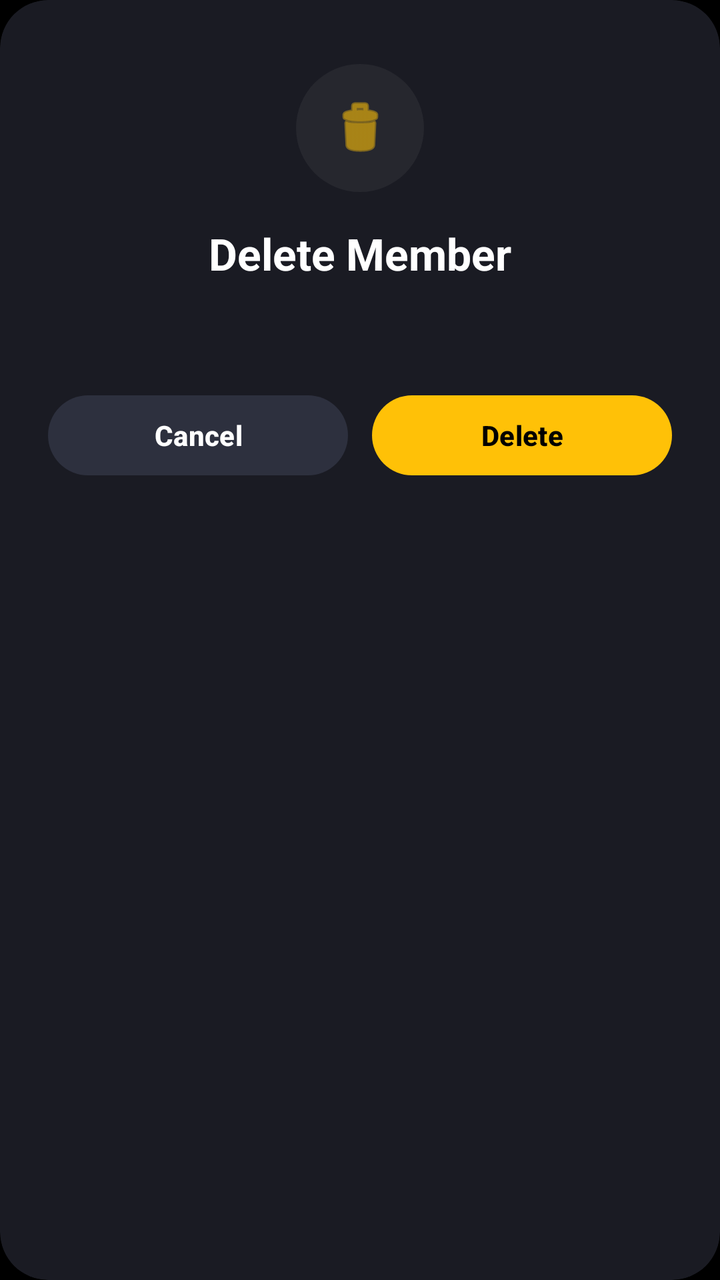
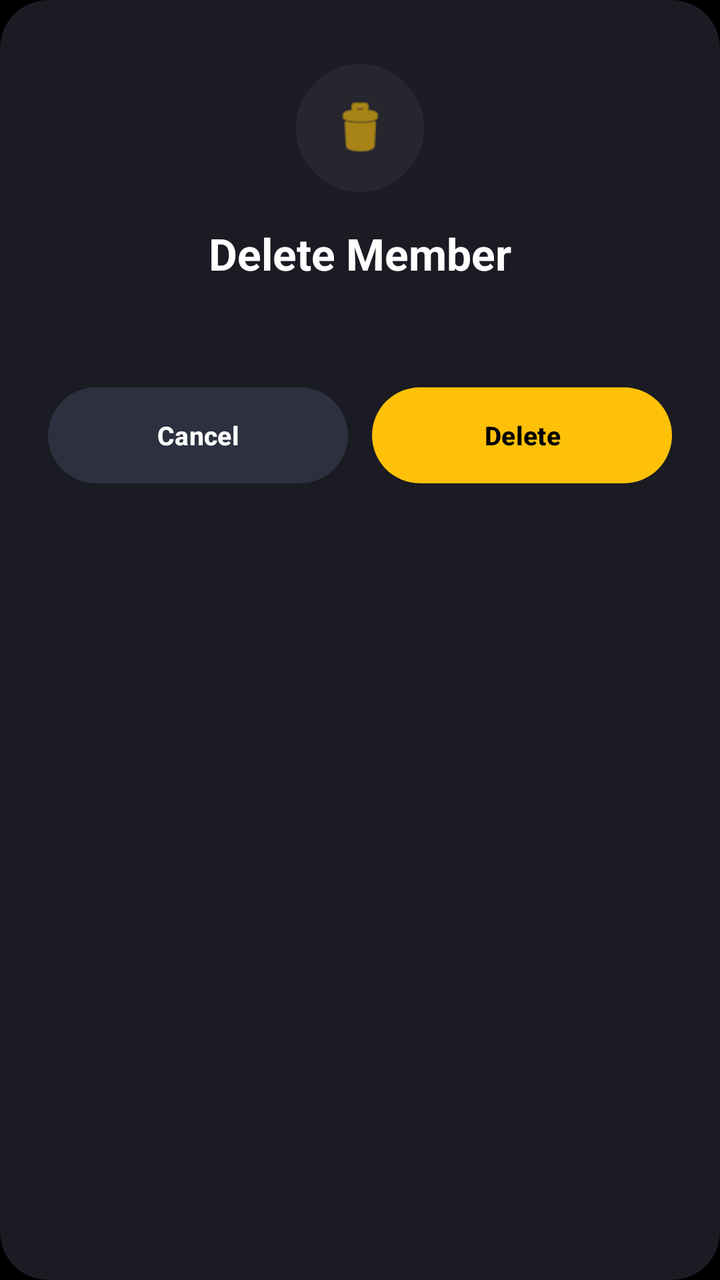

Screens rendered from an Android XML layout before and after an edit, with the pre-edit source and the edit as a unified diff.
<!-- AndroidManifest.xml: application theme Theme.Moviebookingapp -->
<!-- res/layout/dialog_confirm_toggle_member.xml -->
<?xml version="1.0" encoding="utf-8"?>
<com.google.android.material.card.MaterialCardView xmlns:android="http://schemas.android.com/apk/res/android"
    xmlns:app="http://schemas.android.com/apk/res-auto"
    android:layout_width="320dp"
    android:layout_height="wrap_content"
    android:layout_gravity="center"
    app:cardBackgroundColor="@color/auto_color_1A1B23"
    app:cardCornerRadius="24dp"
    app:cardElevation="8dp"
    app:strokeWidth="0dp">

    <LinearLayout
        android:layout_width="match_parent"
        android:layout_height="wrap_content"
        android:gravity="center_horizontal"
        android:orientation="vertical"
        android:padding="24dp">

        
        <FrameLayout
            android:layout_width="64dp"
            android:layout_height="64dp"
            android:layout_marginTop="8dp"
            android:layout_marginBottom="16dp"
            android:background="@drawable/bg_circle_icon"
            android:padding="16dp">

            <ImageView
                android:id="@+id/ivConfirmIcon"
                android:layout_width="match_parent"
                android:layout_height="match_parent"
                android:src="@android:drawable/ic_menu_delete"
                android:contentDescription="@string/admin_toggle_status_desc"
                app:tint="@color/yellow" />
        </FrameLayout>

        
        <TextView
            android:id="@+id/tvConfirmTitle"
            android:layout_width="wrap_content"
            android:layout_height="wrap_content"
            android:text="@string/admin_delete_member"
            android:textColor="@color/white"
            android:textSize="22sp"
            android:textStyle="bold"
            android:layout_marginBottom="8dp" />

        
        <TextView
            android:id="@+id/tvConfirmMessage"
            android:layout_width="match_parent"
            android:layout_height="wrap_content"
            android:gravity="center"
            android:textColor="@color/auto_color_BDBDBD"
            android:textSize="15sp"
            android:layout_marginBottom="24dp"
            android:lineSpacingMultiplier="1.2" />

        
        <LinearLayout
            android:layout_width="match_parent"
            android:layout_height="wrap_content"
            android:orientation="horizontal"
            android:weightSum="2">

            
            <com.google.android.material.button.MaterialButton
                android:id="@+id/btnCancelToggle"
                android:layout_width="0dp"
                android:layout_height="48dp"
                android:layout_weight="1"
                android:layout_marginEnd="6dp"
                android:text="@string/admin_cancel"
                android:textColor="@color/white"
                android:textSize="14sp"
                android:textStyle="bold"
                app:backgroundTint="@color/auto_color_2D303E"
                app:cornerRadius="24dp"
                style="@style/Widget.Material3.Button.TextButton" />

            
            <com.google.android.material.button.MaterialButton
                android:id="@+id/btnConfirmToggle"
                android:layout_width="0dp"
                android:layout_height="48dp"
                android:layout_weight="1"
                android:layout_marginStart="6dp"
                android:text="@string/admin_delete"
                android:textColor="@color/black"
                android:textSize="14sp"
                android:textStyle="bold"
                app:backgroundTint="@color/yellow"
                app:cornerRadius="24dp" />
        </LinearLayout>

    </LinearLayout>

</com.google.android.material.card.MaterialCardView>
<!-- resources referenced by this layout -->
<resources>
  <color name="auto_color_1A1B23">#1A1B23</color>
  <color name="auto_color_2D303E">#2D303E</color>
  <color name="auto_color_BDBDBD">#BDBDBD</color>
  <color name="black">#FF000000</color>
  <color name="white">#FFFFFFFF</color>
  <color name="yellow">#FFC107</color>
  <!-- drawable bg_circle_icon (drawable) -->
  <?xml version="1.0" encoding="utf-8"?>
  <shape xmlns:android="http://schemas.android.com/apk/res/android"
      android:shape="oval">
      <solid android:color="@color/auto_color_0DFFFFFF" />
  </shape>
  <string name="admin_cancel">Cancel</string>
  <string name="admin_delete">Delete</string>
  <string name="admin_delete_member">Delete Member</string>
  <string name="admin_toggle_status_desc">Toggle Status</string>
  <style name="Theme.Moviebookingapp" parent="Base.Theme.Moviebookingapp" />
  <color name="auto_color_0DFFFFFF">#0DFFFFFF</color>
  <style name="Base.Theme.Moviebookingapp" parent="Theme.Material3.DayNight.NoActionBar">
          <item name="colorPrimary">@color/yellow</item>
          <item name="android:windowBackground">@color/background_black</item>
          <item name="android:statusBarColor">@color/background_black</item>
      </style>
  <color name="background_black">#FF000000</color>
</resources>

<!-- the commit's change to res/layout/dialog_confirm_toggle_member.xml (unified diff, before → after) -->
@@ -72,8 +72,11 @@
                 android:layout_marginEnd="6dp"
                 android:text="@string/admin_cancel"
                 android:textColor="@color/white"
-                android:textSize="14sp"
+                android:textSize="13sp"
                 android:textStyle="bold"
+                android:paddingHorizontal="4dp"
+                android:insetTop="0dp"
+                android:insetBottom="0dp"
                 app:backgroundTint="@color/auto_color_2D303E"
                 app:cornerRadius="24dp"
                 style="@style/Widget.Material3.Button.TextButton" />
@@ -87,8 +90,11 @@
                 android:layout_marginStart="6dp"
                 android:text="@string/admin_delete"
                 android:textColor="@color/black"
-                android:textSize="14sp"
+                android:textSize="13sp"
                 android:textStyle="bold"
+                android:paddingHorizontal="4dp"
+                android:insetTop="0dp"
+                android:insetBottom="0dp"
                 app:backgroundTint="@color/yellow"
                 app:cornerRadius="24dp" />
         </LinearLayout>
